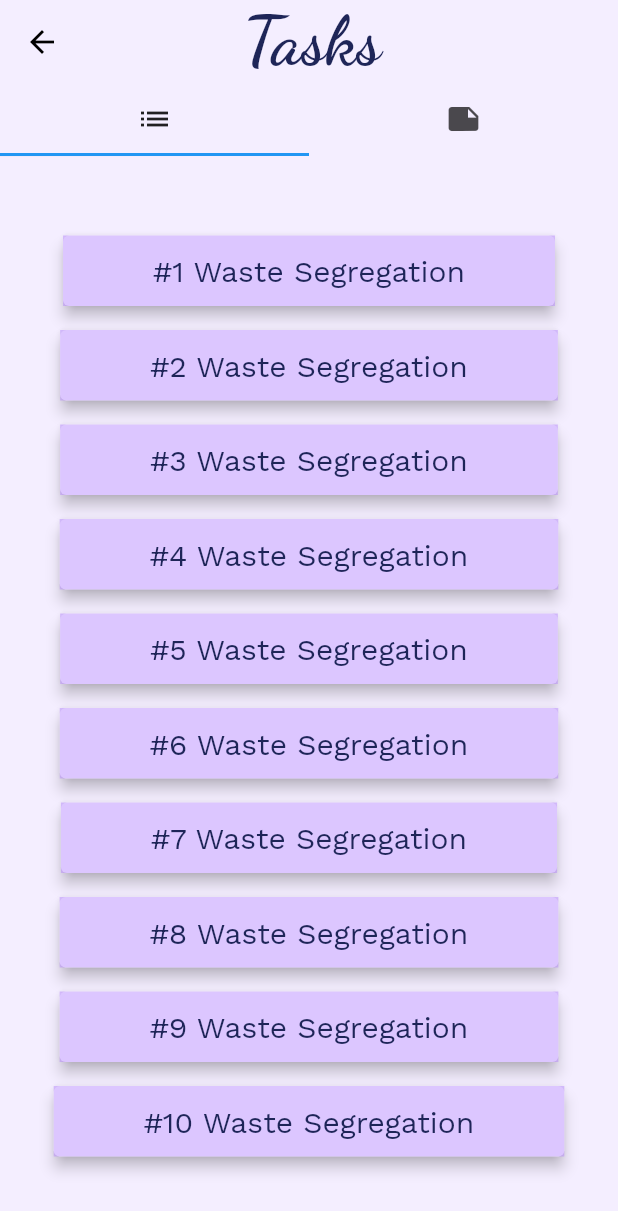
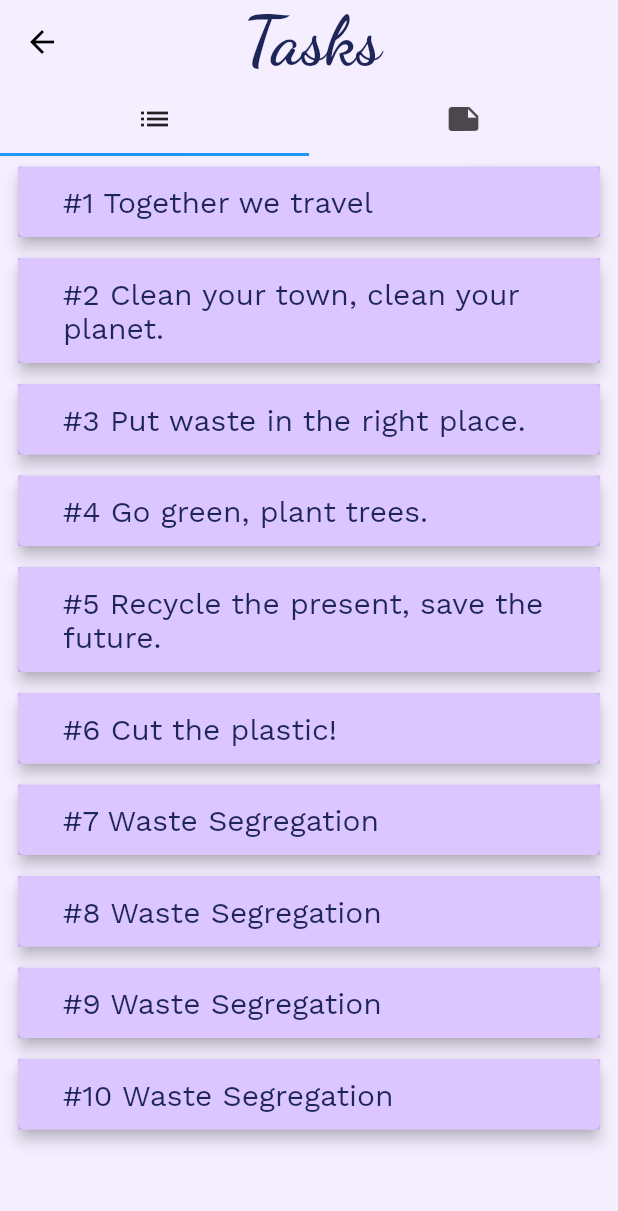
Before and after one commit to Manorama09/Aasha, a Flutter app: the TasksScreen screen opened directly, on a phone screen of 412 x 824 dp. Shown: the top 1211 px of the screen. Run offline on Flutter 3.47's test engine with Material 2 defaults, Android fonts, the phone set to English and light mode, and no system bars; our stand-ins replace fl_chart, google_fonts; missing offline and left inert: twitter_api.

Commit message:
Modified names of tasks

```diff
--- a/lib/screens/tasks.dart
+++ b/lib/screens/tasks.dart
@@ -9,7 +9,8 @@ class TasksScreen extends StatefulWidget {
 class _TasksScreenState extends State<TasksScreen> {
   Widget task(String s) {
     return Container(
-      margin: EdgeInsets.symmetric(horizontal: 10, vertical: 2),
+      width: MediaQuery.of(context).size.width,
+      margin: EdgeInsets.symmetric(horizontal: 2, vertical: 1),
       child: Card(
           elevation: 4.0,
           margin: new EdgeInsets.symmetric(horizontal: 10.0, vertical: 6.0),
@@ -18,7 +19,7 @@ class _TasksScreenState extends State<TasksScreen> {
                   color: const Color(0xffB180FE).withOpacity(0.45)),
               child: Padding(
                 padding:
-                    const EdgeInsets.symmetric(vertical: 12.0, horizontal: 60),
+                    const EdgeInsets.symmetric(vertical: 12.0, horizontal: 30),
                 child: Text(s,
                     style: GoogleFonts.workSans(
                         color: const Color(0xff1E2558),
@@ -54,23 +55,21 @@ class _TasksScreenState extends State<TasksScreen> {
         ),
         body: TabBarView(
           children: [
-            Column(
-              mainAxisAlignment: MainAxisAlignment.center,
+            ListView(
               children: <Widget>[
-                task("#1 Waste Segregation"),
-                task("#2 Waste Segregation"),
-                task("#3 Waste Segregation"),
-                task("#4 Waste Segregation"),
-                task("#5 Waste Segregation"),
-                task("#6 Waste Segregation"),
+                task("#1 Together we travel"),
+                task("#2 Clean your town, clean your planet."),
+                task("#3 Put waste in the right place."),
+                task("#4 Go green, plant trees."),
+                task("#5 Recycle the present, save the future."),
+                task("#6 Cut the plastic!"),
                 task("#7 Waste Segregation"),
                 task("#8 Waste Segregation"),
                 task("#9 Waste Segregation"),
                 task("#10 Waste Segregation"),
               ],
             ),
-            Column(
-              mainAxisAlignment: MainAxisAlignment.center,
+            ListView(
               children: <Widget>[
                 task("#1 Waste Segregation"),
                 task("#2 Waste Segregation"),
```
